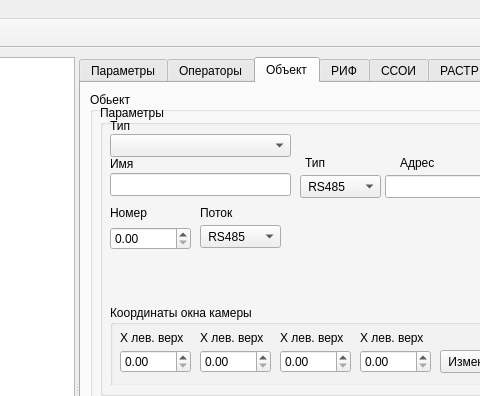
Before: the Qt Designer form m_cfg/MainWindowCFG.ui in xXRadioHeadXx/start7, drawn with Qt 5; both pictures show x 394 to 874 and y 0 to 396 of the 1082 by 772 pixel window.
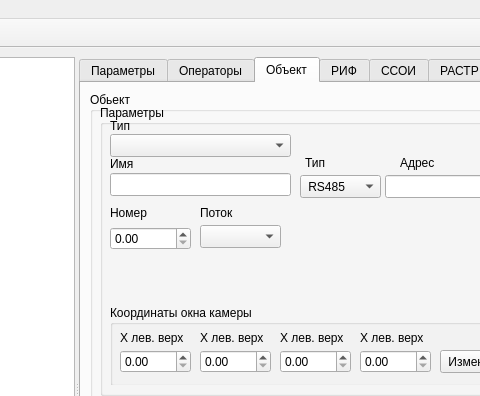
After: the same form once the commit is applied. The open tabs and pages were chosen to show the change. Icons and pictures are not drawn. Custom widgets are drawn as their Qt base class.

```diff
--- a/m_cfg/MainWindowCFG.ui
+++ b/m_cfg/MainWindowCFG.ui
@@ -1065,16 +1065,6 @@
                  <height>23</height>
                 </rect>
                </property>
-               <item>
-                <property name="text">
-                 <string> RS485</string>
-                </property>
-               </item>
-               <item>
-                <property name="text">
-                 <string> UDP</string>
-                </property>
-               </item>
               </widget>
               <widget class="QLabel" name="label_64">
                <property name="geometry">
```
Left out of the diff: 10 changed lines with no effect on the pictures.
